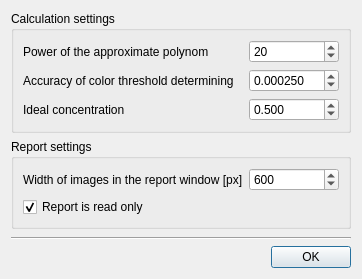
Before: the Qt Designer form settingsdialog.ui in pa23/mixan, drawn with Qt 5.
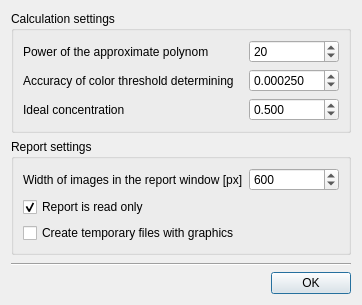
After: the same form once the commit is applied. Icons and pictures are not drawn.

Commit message: v1.8.0 New program setting added (checkbox "Create temporary files with graphics"). Exception processing added. Optimization of code.

Diff of the .ui file:
```diff
--- a/settingsdialog.ui
+++ b/settingsdialog.ui
@@ -10,7 +10,7 @@
     <x>0</x>
     <y>0</y>
     <width>429</width>
-    <height>294</height>
+    <height>322</height>
    </rect>
   </property>
   <property name="windowTitle">
@@ -164,7 +164,14 @@
         </property>
        </widget>
       </item>
-      <item row="1" column="0" colspan="2">
+      <item row="2" column="0">
+       <widget class="QCheckBox" name="checkBox_createTempGraph">
+        <property name="text">
+         <string>Create temporary files with graphics</string>
+        </property>
+       </widget>
+      </item>
+      <item row="1" column="0">
        <widget class="QCheckBox" name="checkBox_reportRO">
         <property name="text">
          <string>Report is read only</string>
```
The commit also changes 11 other files.
